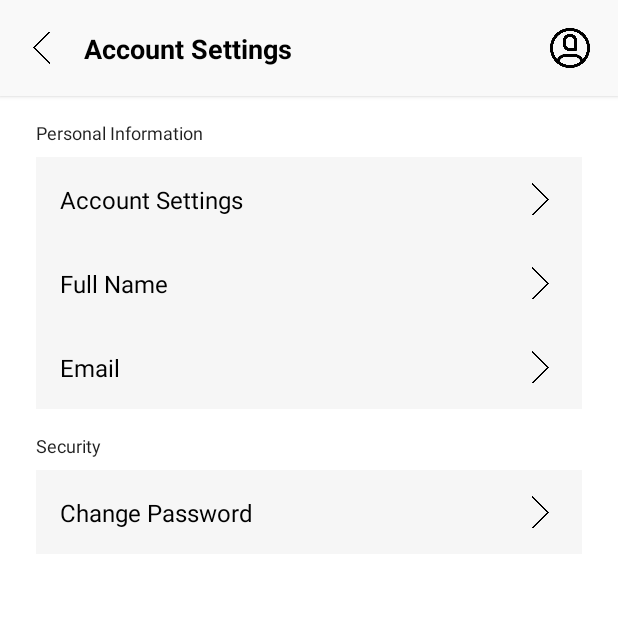
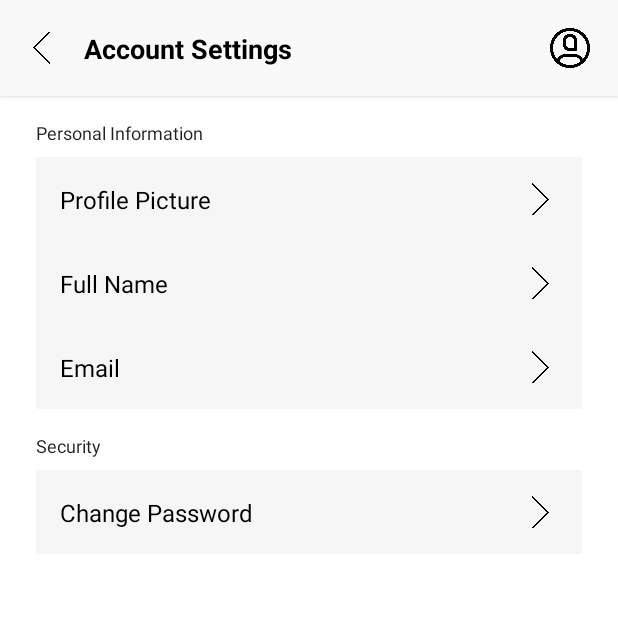
Before and after one commit to MarkJanzenB/IT342_LemsLiteTeachers, an Android app: the AccountSettingsActivity screen opened directly, with no data from a screen before it, on a phone screen of 412 x 824 dp, the top half of it. Run offline under Robolectric (Android 15) with nearby library versions, the phone set to English and light mode, and no system bars.

Commit message:
Mobile Frontend: Few fixed on the layouts of some pages

```diff
--- a/frontend_mobile/app/src/main/res/layout/activity_account.xml
+++ b/frontend_mobile/app/src/main/res/layout/activity_account.xml
@@ -48,7 +48,6 @@
             android:layout_width="32dp"
             android:layout_height="32dp"
             android:contentDescription="User Icon"
-            android:src="@drawable/nav_user_icon"
             app:layout_constraintBottom_toBottomOf="parent"
             app:layout_constraintEnd_toEndOf="parent"
             app:layout_constraintTop_toTopOf="parent" />
--- a/frontend_mobile/app/src/main/res/layout/activity_account_settings.xml
+++ b/frontend_mobile/app/src/main/res/layout/activity_account_settings.xml
@@ -84,7 +84,7 @@
             android:id="@+id/accountSettingsText"
             android:layout_width="0dp"
             android:layout_height="wrap_content"
-            android:text="Account Settings"
+            android:text="Profile Picture"
             android:textColor="#000000"
             android:textSize="16sp"
             app:layout_constraintBottom_toBottomOf="parent"
--- a/frontend_mobile/app/src/main/res/layout/activity_change_password.xml
+++ b/frontend_mobile/app/src/main/res/layout/activity_change_password.xml
@@ -5,6 +5,7 @@
     android:id="@+id/main"
     android:layout_width="match_parent"
     android:layout_height="match_parent"
+    android:background="#FFFFFF"
     tools:context=".ChangePasswordActivity">
 
     <androidx.constraintlayout.widget.ConstraintLayout
--- a/frontend_mobile/app/src/main/res/layout/activity_edit_email.xml
+++ b/frontend_mobile/app/src/main/res/layout/activity_edit_email.xml
@@ -5,6 +5,7 @@
     android:id="@+id/main"
     android:layout_width="match_parent"
     android:layout_height="match_parent"
+    android:background="#FFFFFF"
     tools:context=".EditEmailActivity">
 
     <androidx.constraintlayout.widget.ConstraintLayout
--- a/frontend_mobile/app/src/main/res/layout/activity_edit_full_name.xml
+++ b/frontend_mobile/app/src/main/res/layout/activity_edit_full_name.xml
@@ -6,6 +6,7 @@
     android:id="@+id/main"
     android:layout_width="match_parent"
     android:layout_height="match_parent"
+    android:background="#FFFFFF"
     tools:context=".EditFullNameActivity">
 
     <androidx.constraintlayout.widget.ConstraintLayout
```
